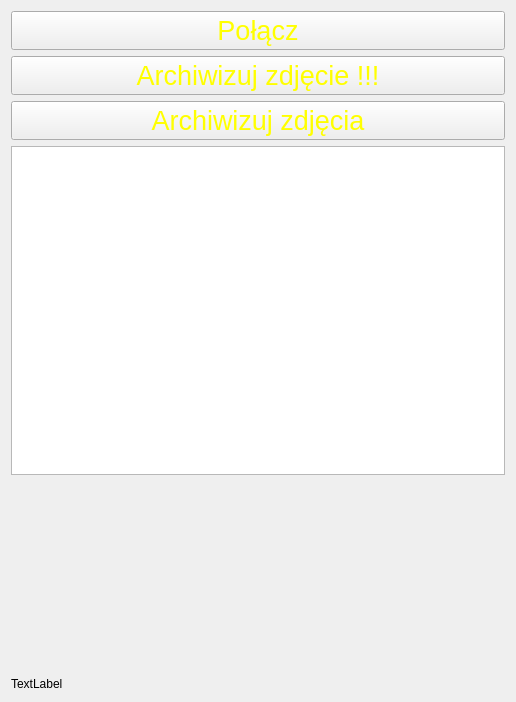
The window that ClientApplication/src/libs/ui/MainWindow.ui (militia11/in) describes before a commit, drawn with Qt 5.
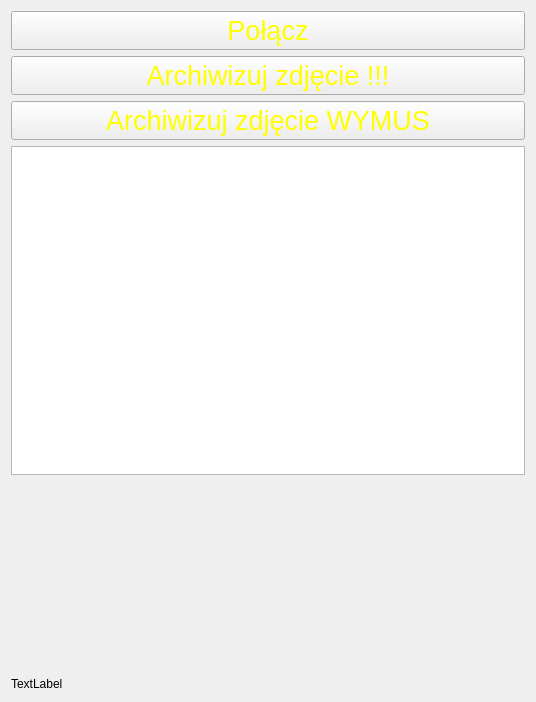
The same window after the commit.

Commit message: poprawki po cr

```diff
--- a/ClientApplication/src/libs/ui/MainWindow.ui
+++ b/ClientApplication/src/libs/ui/MainWindow.ui
@@ -6,7 +6,7 @@
    <rect>
     <x>0</x>
     <y>0</y>
-    <width>516</width>
+    <width>536</width>
     <height>702</height>
    </rect>
   </property>
@@ -56,7 +56,7 @@
        </font>
       </property>
       <property name="text">
-       <string>Archiwizuj zdjęcia</string>
+       <string>Archiwizuj zdjęcie WYMUS</string>
       </property>
      </widget>
     </item>
@@ -67,12 +67,24 @@
       </item>
       <item>
        <widget class="QLabel" name="mPhotoLabel">
+        <property name="sizePolicy">
+         <sizepolicy hsizetype="Preferred" vsizetype="Preferred">
+          <horstretch>0</horstretch>
+          <verstretch>0</verstretch>
+         </sizepolicy>
+        </property>
         <property name="minimumSize">
          <size>
           <width>0</width>
           <height>190</height>
          </size>
         </property>
+        <property name="maximumSize">
+         <size>
+          <width>600</width>
+          <height>229</height>
+         </size>
+        </property>
         <property name="text">
          <string/>
         </property>
```
The commit also changes 2 other files.
